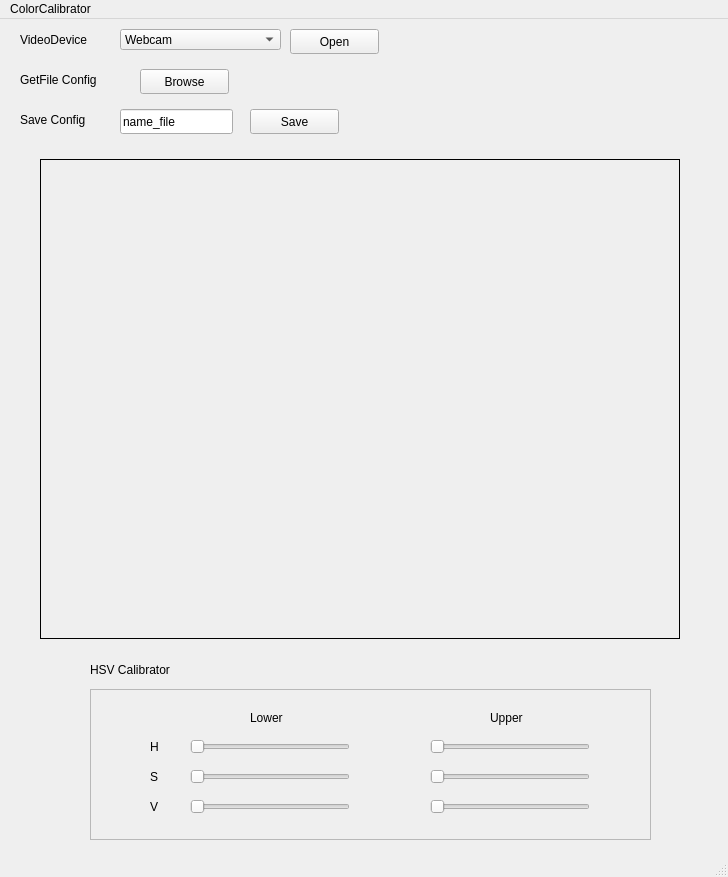
Above: test_work/editor/uiFile/color_calibrator.ui from neverholiday/HOGDetectorHM before the change. Below: the same form after it.
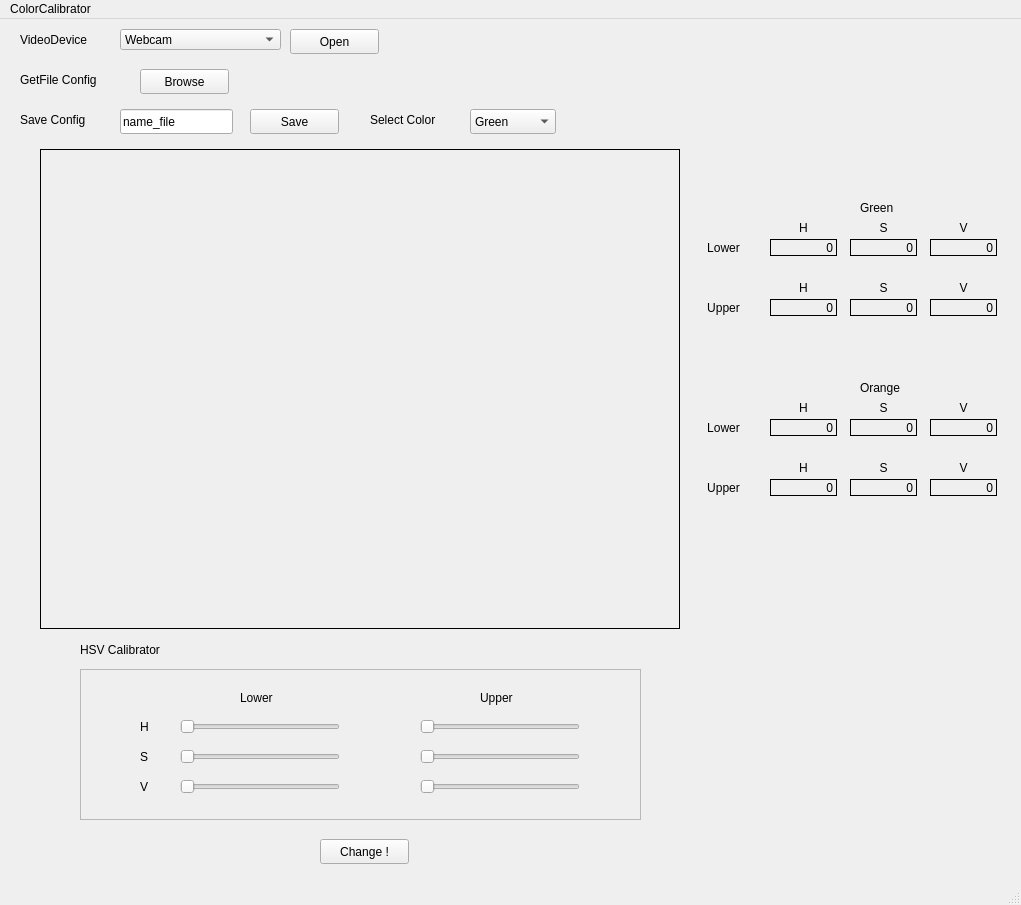
That is the form after the change.

Commit message: Update ui from pyqt4 and file ui in python

Patch:
```diff
--- a/test_work/editor/uiFile/color_calibrator.ui
+++ b/test_work/editor/uiFile/color_calibrator.ui
@@ -6,8 +6,8 @@
    <rect>
     <x>0</x>
     <y>0</y>
-    <width>728</width>
-    <height>877</height>
+    <width>1021</width>
+    <height>905</height>
    </rect>
   </property>
   <property name="windowTitle">
@@ -17,8 +17,8 @@
    <widget class="QSlider" name="HLow">
     <property name="geometry">
      <rect>
-      <x>190</x>
-      <y>720</y>
+      <x>180</x>
+      <y>700</y>
       <width>160</width>
       <height>16</height>
      </rect>
@@ -33,8 +33,8 @@
    <widget class="QSlider" name="SLow">
     <property name="geometry">
      <rect>
-      <x>190</x>
-      <y>750</y>
+      <x>180</x>
+      <y>730</y>
       <width>160</width>
       <height>16</height>
      </rect>
@@ -49,8 +49,8 @@
    <widget class="QSlider" name="VLow">
     <property name="geometry">
      <rect>
-      <x>190</x>
-      <y>780</y>
+      <x>180</x>
+      <y>760</y>
       <width>160</width>
       <height>16</height>
      </rect>
@@ -65,8 +65,8 @@
    <widget class="QSlider" name="HUpper">
     <property name="geometry">
      <rect>
-      <x>430</x>
-      <y>720</y>
+      <x>420</x>
+      <y>700</y>
       <width>160</width>
       <height>16</height>
      </rect>
@@ -81,8 +81,8 @@
    <widget class="QSlider" name="SUpper">
     <property name="geometry">
      <rect>
-      <x>430</x>
-      <y>750</y>
+      <x>420</x>
+      <y>730</y>
       <width>160</width>
       <height>16</height>
      </rect>
@@ -97,8 +97,8 @@
    <widget class="QSlider" name="VUpper">
     <property name="geometry">
      <rect>
-      <x>430</x>
-      <y>780</y>
+      <x>420</x>
+      <y>760</y>
       <width>160</width>
       <height>16</height>
      </rect>
@@ -113,8 +113,8 @@
    <widget class="QLabel" name="label">
     <property name="geometry">
      <rect>
-      <x>150</x>
-      <y>720</y>
+      <x>140</x>
+      <y>700</y>
       <width>21</width>
       <height>16</height>
      </rect>
@@ -126,8 +126,8 @@
    <widget class="QLabel" name="label_2">
     <property name="geometry">
      <rect>
-      <x>150</x>
-      <y>750</y>
+      <x>140</x>
+      <y>730</y>
       <width>21</width>
       <height>16</height>
      </rect>
@@ -139,8 +139,8 @@
    <widget class="QLabel" name="label_3">
     <property name="geometry">
      <rect>
-      <x>150</x>
-      <y>780</y>
+      <x>140</x>
+      <y>760</y>
       <width>21</width>
       <height>16</height>
      </rect>
@@ -152,8 +152,8 @@
    <widget class="QLabel" name="label_4">
     <property name="geometry">
      <rect>
-      <x>250</x>
-      <y>690</y>
+      <x>240</x>
+      <y>670</y>
       <width>67</width>
       <height>17</height>
      </rect>
@@ -165,8 +165,8 @@
    <widget class="QLabel" name="label_5">
     <property name="geometry">
      <rect>
-      <x>490</x>
-      <y>690</y>
+      <x>480</x>
+      <y>670</y>
       <width>67</width>
       <height>17</height>
      </rect>
@@ -292,8 +292,8 @@
    <widget class="QFrame" name="frame">
     <property name="geometry">
      <rect>
-      <x>90</x>
-      <y>670</y>
+      <x>80</x>
+      <y>650</y>
       <width>561</width>
       <height>151</height>
      </rect>
@@ -308,8 +308,8 @@
    <widget class="QLabel" name="label_9">
     <property name="geometry">
      <rect>
-      <x>90</x>
-      <y>640</y>
+      <x>80</x>
+      <y>620</y>
       <width>111</width>
       <height>21</height>
      </rect>
@@ -322,7 +322,7 @@
     <property name="geometry">
      <rect>
       <x>40</x>
-      <y>140</y>
+      <y>130</y>
       <width>640</width>
       <height>480</height>
      </rect>
@@ -334,6 +334,562 @@
      <string/>
     </property>
    </widget>
+   <widget class="QComboBox" name="colorComboBox">
+    <property name="geometry">
+     <rect>
+      <x>470</x>
+      <y>90</y>
+      <width>86</width>
+      <height>25</height>
+     </rect>
+    </property>
+    <item>
+     <property name="text">
+      <string>Green</string>
+     </property>
+    </item>
+    <item>
+     <property name="text">
+      <string>Orange</string>
+     </property>
+    </item>
+   </widget>
+   <widget class="QLabel" name="label_10">
+    <property name="geometry">
+     <rect>
+      <x>370</x>
+      <y>90</y>
+      <width>91</width>
+      <height>21</height>
+     </rect>
+    </property>
+    <property name="text">
+     <string>Select Color</string>
+    </property>
+   </widget>
+   <widget class="QLabel" name="GreenHLow">
+    <property name="geometry">
+     <rect>
+      <x>770</x>
+      <y>220</y>
+      <width>67</width>
+      <height>17</height>
+     </rect>
+    </property>
+    <property name="frameShape">
+     <enum>QFrame::Box</enum>
+    </property>
+    <property name="text">
+     <string>0</string>
+    </property>
+    <property name="alignment">
+     <set>Qt::AlignRight|Qt::AlignTrailing|Qt::AlignVCenter</set>
+    </property>
+   </widget>
+   <widget class="QLabel" name="GreenSLow">
+    <property name="geometry">
+     <rect>
+      <x>850</x>
+      <y>220</y>
+      <width>67</width>
+      <height>17</height>
+     </rect>
+    </property>
+    <property name="frameShape">
+     <enum>QFrame::Box</enum>
+    </property>
+    <property name="text">
+     <string>0</string>
+    </property>
+    <property name="alignment">
+     <set>Qt::AlignRight|Qt::AlignTrailing|Qt::AlignVCenter</set>
+    </property>
+   </widget>
+   <widget class="QLabel" name="GreenVLow">
+    <property name="geometry">
+     <rect>
+      <x>930</x>
+      <y>220</y>
+      <width>67</width>
+      <height>17</height>
+     </rect>
+    </property>
+    <property name="frameShape">
+     <enum>QFrame::Box</enum>
+    </property>
+    <property name="text">
+     <string>0</string>
+    </property>
+    <property name="alignment">
+     <set>Qt::AlignRight|Qt::AlignTrailing|Qt::AlignVCenter</set>
+    </property>
+   </widget>
+   <widget class="QLabel" name="GreenHUpper">
+    <property name="geometry">
+     <rect>
+      <x>770</x>
+      <y>280</y>
+      <width>67</width>
+      <height>17</height>
+     </rect>
+    </property>
+    <property name="frameShape">
+     <enum>QFrame::Box</enum>
+    </property>
+    <property name="text">
+     <string>0</string>
+    </property>
+    <property name="alignment">
+     <set>Qt::AlignRight|Qt::AlignTrailing|Qt::AlignVCenter</set>
+    </property>
+   </widget>
+   <widget class="QLabel" name="GreenSUpper">
+    <property name="geometry">
+     <rect>
+      <x>850</x>
+      <y>280</y>
+      <width>67</width>
+      <height>17</height>
+     </rect>
+    </property>
+    <property name="frameShape">
+     <enum>QFrame::Box</enum>
+    </property>
+    <property name="text">
+     <string>0</string>
+    </property>
+    <property name="alignment">
+     <set>Qt::AlignRight|Qt::AlignTrailing|Qt::AlignVCenter</set>
+    </property>
+   </widget>
+   <widget class="QLabel" name="GreenVUpper">
+    <property name="geometry">
+     <rect>
+      <x>930</x>
+      <y>280</y>
+      <width>67</width>
+      <height>17</height>
+     </rect>
+    </property>
+    <property name="frameShape">
+     <enum>QFrame::Box</enum>
+    </property>
+    <property name="text">
+     <string>0</string>
+    </property>
+    <property name="alignment">
+     <set>Qt::AlignRight|Qt::AlignTrailing|Qt::AlignVCenter</set>
+    </property>
+   </widget>
+   <widget class="QLabel" name="label_17">
+    <property name="geometry">
+     <rect>
+      <x>860</x>
+      <y>180</y>
+      <width>41</width>
+      <height>17</height>
+     </rect>
+    </property>
+    <property name="text">
+     <string>Green</string>
+    </property>
+   </widget>
+   <widget class="QLabel" name="label_19">
+    <property name="geometry">
+     <rect>
+      <x>860</x>
+      <y>360</y>
+      <width>61</width>
+      <height>17</height>
+     </rect>
+    </property>
+    <property name="text">
+     <string>Orange</string>
+    </property>
+   </widget>
+   <widget class="QLabel" name="OrangeSUpper">
+    <property name="geometry">
+     <rect>
+      <x>850</x>
+      <y>460</y>
+      <width>67</width>
+      <height>17</height>
+     </rect>
+    </property>
+    <property name="frameShape">
+     <enum>QFrame::Box</enum>
+    </property>
+    <property name="text">
+     <string>0</string>
+    </property>
+    <property name="alignment">
+     <set>Qt::AlignRight|Qt::AlignTrailing|Qt::AlignVCenter</set>
+    </property>
+   </widget>
+   <widget class="QLabel" name="OrangeHLow">
+    <property name="geometry">
+     <rect>
+      <x>770</x>
+      <y>400</y>
+      <width>67</width>
+      <height>17</height>
+     </rect>
+    </property>
+    <property name="frameShape">
+     <enum>QFrame::Box</enum>
+    </property>
+    <property name="text">
+     <string>0</string>
+    </property>
+    <property name="alignment">
+     <set>Qt::AlignRight|Qt::AlignTrailing|Qt::AlignVCenter</set>
+    </property>
+   </widget>
+   <widget class="QLabel" name="OrangeSLow">
+    <property name="geometry">
+     <rect>
+      <x>850</x>
+      <y>400</y>
+      <width>67</width>
+      <height>17</height>
+     </rect>
+    </property>
+    <property name="frameShape">
+     <enum>QFrame::Box</enum>
+    </property>
+    <property name="text">
+     <string>0</string>
+    </property>
+    <property name="alignment">
+     <set>Qt::AlignRight|Qt::AlignTrailing|Qt::AlignVCenter</set>
+    </property>
+   </widget>
+   <widget class="QLabel" name="OrangeVUpper">
+    <property name="geometry">
+     <rect>
+      <x>930</x>
+      <y>460</y>
+      <width>67</width>
+      <height>17</height>
+     </rect>
+    </property>
+    <property name="frameShape">
+     <enum>QFrame::Box</enum>
+    </property>
+    <property name="text">
+     <string>0</string>
+    </property>
+    <property name="alignment">
+     <set>Qt::AlignRight|Qt::AlignTrailing|Qt::AlignVCenter</set>
+    </property>
+   </widget>
+   <widget class="QLabel" name="OrangeHUpper">
+    <property name="geometry">
+     <rect>
+      <x>770</x>
+      <y>460</y>
+      <width>67</width>
+      <height>17</height>
+     </rect>
+    </property>
+    <property name="frameShape">
+     <enum>QFrame::Box</enum>
+    </property>
+    <property name="text">
+     <string>0</string>
+    </property>
+    <property name="alignment">
+     <set>Qt::AlignRight|Qt::AlignTrailing|Qt::AlignVCenter</set>
+    </property>
+   </widget>
+   <widget class="QLabel" name="OrangeVLow">
+    <property name="geometry">
+     <rect>
+      <x>930</x>
+      <y>400</y>
+      <width>67</width>
+      <height>17</height>
+     </rect>
+    </property>
+    <property name="frameShape">
+     <enum>QFrame::Box</enum>
+    </property>
+    <property name="text">
+     <string>0</string>
+    </property>
+    <property name="alignment">
+     <set>Qt::AlignRight|Qt::AlignTrailing|Qt::AlignVCenter</set>
+    </property>
+   </widget>
+   <widget class="QPushButton" name="ChangeButton">
+    <property name="geometry">
+     <rect>
+      <x>320</x>
+      <y>820</y>
+      <width>89</width>
+      <height>25</height>
+     </rect>
+    </property>
+    <property name="text">
+     <string>Change !</string>
+    </property>
+   </widget>
+   <widget class="QLabel" name="label_11">
+    <property name="geometry">
+     <rect>
+      <x>770</x>
+      <y>200</y>
+      <width>67</width>
+      <height>17</height>
+     </rect>
+    </property>
+    <property name="text">
+     <string>H</string>
+    </property>
+    <property name="alignment">
+     <set>Qt::AlignCenter</set>
+    </property>
+   </widget>
+   <widget class="QLabel" name="label_12">
+    <property name="geometry">
+     <rect>
+      <x>770</x>
+      <y>380</y>
+      <width>67</width>
+      <height>17</height>
+     </rect>
+    </property>
+    <property name="text">
+     <string>H</string>
+    </property>
+    <property name="alignment">
+     <set>Qt::AlignCenter</set>
+    </property>
+   </widget>
+   <widget class="QLabel" name="label_13">
+    <property name="geometry">
+     <rect>
+      <x>770</x>
+      <y>440</y>
+      <width>67</width>
+      <height>17</height>
+     </rect>
+    </property>
+    <property name="text">
+     <string>H</string>
+    </property>
+    <property name="alignment">
+     <set>Qt::AlignCenter</set>
+    </property>
+   </widget>
+   <widget class="QLabel" name="label_14">
+    <property name="geometry">
+     <rect>
+      <x>770</x>
+      <y>260</y>
+      <width>67</width>
+      <height>17</height>
+     </rect>
+    </property>
+    <property name="text">
+     <string>H</string>
+    </property>
+    <property name="alignment">
+     <set>Qt::AlignCenter</set>
+    </property>
+   </widget>
+   <widget class="QLabel" name="label_15">
+    <property name="geometry">
+     <rect>
+      <x>850</x>
+      <y>200</y>
+      <width>67</width>
+      <height>17</height>
+     </rect>
+    </property>
+    <property name="text">
+     <string>S</string>
+    </property>
+    <property name="alignment">
+     <set>Qt::AlignCenter</set>
+    </property>
+   </widget>
+   <widget class="QLabel" name="label_16">
+    <property name="geometry">
+     <rect>
+      <x>850</x>
+      <y>440</y>
+      <width>67</width>
+      <height>17</height>
+     </rect>
+    </property>
+    <property name="text">
+     <string>S</string>
+    </property>
+    <property name="alignment">
+     <set>Qt::AlignCenter</set>
+    </property>
+   </widget>
+   <widget class="QLabel" name="label_18">
+    <property name="geometry">
+     <rect>
+      <x>850</x>
+      <y>260</y>
+      <width>67</width>
+      <height>17</height>
+     </rect>
+    </property>
+    <property name="text">
+     <string>S</string>
+    </property>
+    <property name="alignment">
+     <set>Qt::AlignCenter</set>
+    </property>
+   </widget>
+   <widget class="QLabel" name="label_20">
+    <property name="geometry">
+     <rect>
+      <x>850</x>
+      <y>380</y>
+      <width>67</width>
+      <height>17</height>
+     </rect>
+    </property>
+    <property name="text">
+     <string>S</string>
+    </property>
+    <property name="alignment">
+     <set>Qt::AlignCenter</set>
+    </property>
+   </widget>
+   <widget class="QLabel" name="label_21">
+    <property name="geometry">
+     <rect>
+      <x>930</x>
+      <y>380</y>
+      <width>67</width>
+      <height>17</height>
+     </rect>
+    </property>
+    <property name="text">
+     <string>V</string>
+    </property>
+    <property name="alignment">
+     <set>Qt::AlignCenter</set>
+    </property>
+   </widget>
+   <widget class="QLabel" name="label_22">
+    <property name="geometry">
+     <rect>
+      <x>930</x>
+      <y>200</y>
+      <width>67</width>
+      <height>17</height>
+     </rect>
+    </property>
+    <property name="text">
+     <string>V</string>
+    </property>
+    <property name="alignment">
+     <set>Qt::AlignCenter</set>
+    </property>
+   </widget>
+   <widget class="QLabel" name="label_23">
+    <property name="geometry">
+     <rect>
+      <x>930</x>
+      <y>440</y>
+      <width>67</width>
+      <height>17</height>
+     </rect>
+    </property>
+    <property name="text">
+     <string>V</string>
+    </property>
+    <property name="alignment">
+     <set>Qt::AlignCenter</set>
+    </property>
+   </widget>
+   <widget class="QLabel" name="label_24">
+    <property name="geometry">
+     <rect>
+      <x>930</x>
+      <y>260</y>
+      <width>67</width>
+      <height>17</height>
+     </rect>
+    </property>
+    <property name="text">
+     <string>V</string>
+    </property>
+    <property name="alignment">
+     <set>Qt::AlignCenter</set>
+    </property>
+   </widget>
+   <widget class="QLabel" name="label_25">
+    <property name="geometry">
+     <rect>
+      <x>690</x>
+      <y>220</y>
+      <width>67</width>
+      <height>17</height>
+     </rect>
+    </property>
+    <property name="text">
+     <string>Lower</string>
+    </property>
+    <property name="alignment">
+     <set>Qt::AlignCenter</set>
+    </property>
+   </widget>
+   <widget class="QLabel" name="label_26">
+    <property name="geometry">
+     <rect>
+      <x>690</x>
+      <y>280</y>
+      <width>67</width>
+      <height>17</height>
+     </rect>
+    </property>
+    <property name="text">
+     <string>Upper</string>
+    </property>
+    <property name="alignment">
+     <set>Qt::AlignCenter</set>
+    </property>
+   </widget>
+   <widget class="QLabel" name="label_27">
+    <property name="geometry">
+     <rect>
+      <x>690</x>
+      <y>460</y>
+      <width>67</width>
+      <height>17</height>
+     </rect>
+    </property>
+    <property name="text">
+     <string>Upper</string>
+    </property>
+    <property name="alignment">
+     <set>Qt::AlignCenter</set>
+    </property>
+   </widget>
+   <widget class="QLabel" name="label_28">
+    <property name="geometry">
+     <rect>
+      <x>690</x>
+      <y>400</y>
+      <width>67</width>
+      <height>17</height>
+     </rect>
+    </property>
+    <property name="text">
+     <string>Lower</string>
+    </property>
+    <property name="alignment">
+     <set>Qt::AlignCenter</set>
+    </property>
+   </widget>
    <zorder>frame</zorder>
    <zorder>HLow</zorder>
    <zorder>SLow</zorder>
@@ -362,7 +918,7 @@
     <rect>
      <x>0</x>
      <y>0</y>
-     <width>728</width>
+     <width>1021</width>
      <height>22</height>
     </rect>
    </property>
```
Left out of the diff: 33 changed lines with no effect on the pictures. The commit also changes 1 other file.
